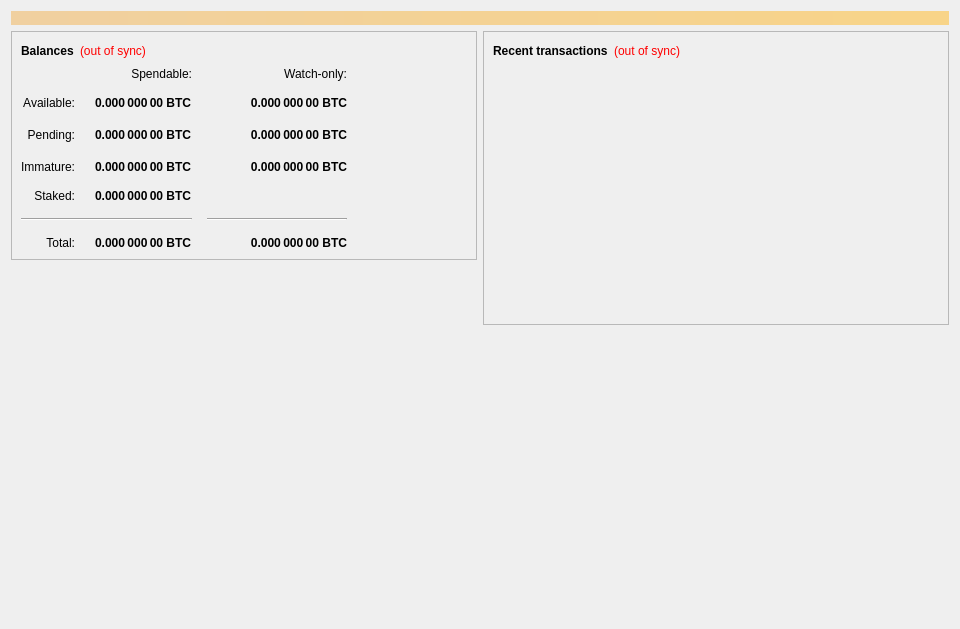
Kore-Core/KORE, file src/qt/forms/overviewpage.ui: the form before one commit.
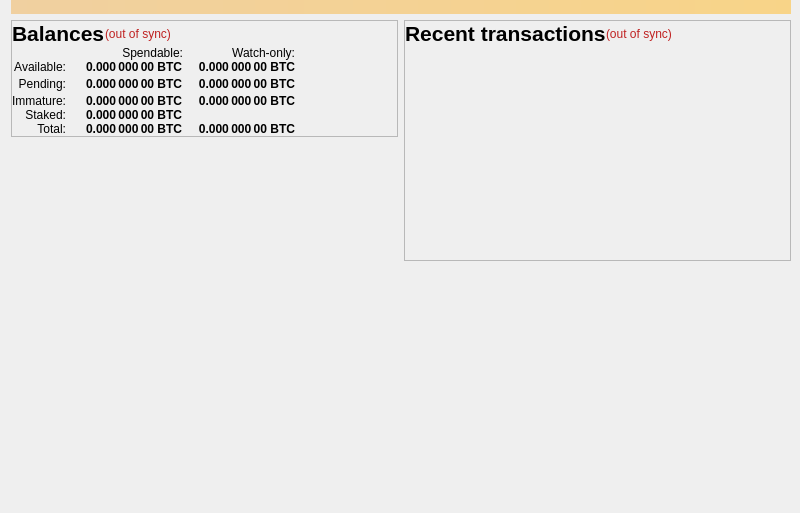
The form after the commit.

```diff
--- a/src/qt/forms/overviewpage.ui
+++ b/src/qt/forms/overviewpage.ui
@@ -6,13 +6,13 @@
    <rect>
     <x>0</x>
     <y>0</y>
-    <width>960</width>
-    <height>629</height>
+    <width>800</width>
+    <height>513</height>
    </rect>
   </property>
   <property name="minimumSize">
    <size>
-    <width>960</width>
+    <width>800</width>
     <height>0</height>
    </size>
   </property>
@@ -20,6 +20,12 @@
    <string>Form</string>
   </property>
   <layout class="QVBoxLayout" name="topLayout">
+   <property name="topMargin">
+    <number>0</number>
+   </property>
+   <property name="rightMargin">
+    <number>9</number>
+   </property>
    <item>
     <widget class="QLabel" name="labelAlerts">
      <property name="visible">
@@ -49,12 +55,29 @@
           <enum>QFrame::Raised</enum>
          </property>
          <layout class="QVBoxLayout" name="verticalLayout_4">
+          <property name="spacing">
+           <number>0</number>
+          </property>
+          <property name="leftMargin">
+           <number>0</number>
+          </property>
+          <property name="topMargin">
+           <number>0</number>
+          </property>
+          <property name="rightMargin">
+           <number>0</number>
+          </property>
+          <property name="bottomMargin">
+           <number>0</number>
+          </property>
           <item>
            <layout class="QHBoxLayout" name="horizontalLayout_4">
             <item>
              <widget class="QLabel" name="label_5">
               <property name="font">
                <font>
+                <family>Ubuntu</family>
+                <pointsize>16</pointsize>
                 <weight>75</weight>
                 <bold>true</bold>
                </font>
@@ -73,7 +96,7 @@
                <string>The displayed information may be out of date. Your wallet automatically synchronizes with the KORE network after a connection is established, but this process has not completed yet.</string>
               </property>
               <property name="styleSheet">
-               <string notr="true">QLabel { color: red; }</string>
+               <string notr="true">QLabel { color: rgba(189,22,22,0.95); }</string>
               </property>
               <property name="text">
                <string notr="true">(out of sync)</string>
@@ -103,9 +126,110 @@
             <property name="sizeConstraint">
              <enum>QLayout::SetDefaultConstraint</enum>
             </property>
-            <property name="spacing">
+            <property name="horizontalSpacing">
              <number>15</number>
             </property>
+            <property name="verticalSpacing">
+             <number>0</number>
+            </property>
+            <item row="2" column="2">
+             <widget class="QLabel" name="labelWatchPending">
+              <property name="font">
+               <font>
+                <weight>75</weight>
+                <bold>true</bold>
+               </font>
+              </property>
+              <property name="cursor">
+               <cursorShape>IBeamCursor</cursorShape>
+              </property>
+              <property name="toolTip">
+               <string>Unconfirmed transactions to watch-only addresses</string>
+              </property>
+              <property name="text">
+               <string notr="true">0.000 000 00 BTC</string>
+              </property>
+              <property name="alignment">
+               <set>Qt::AlignRight|Qt::AlignTrailing|Qt::AlignVCenter</set>
+              </property>
+              <property name="textInteractionFlags">
+               <set>Qt::LinksAccessibleByMouse|Qt::TextSelectableByKeyboard|Qt::TextSelectableByMouse</set>
+              </property>
+             </widget>
+            </item>
+            <item row="3" column="0">
+             <widget class="QLabel" name="labelImmatureText">
+              <property name="text">
+               <string>Immature:</string>
+              </property>
+              <property name="alignment">
+               <set>Qt::AlignRight|Qt::AlignTrailing|Qt::AlignVCenter</set>
+              </property>
+             </widget>
+            </item>
+            <item row="6" column="0">
+             <widget class="QLabel" name="labelTotalText">
+              <property name="text">
+               <string>Total:</string>
+              </property>
+              <property name="alignment">
+               <set>Qt::AlignRight|Qt::AlignTrailing|Qt::AlignVCenter</set>
+              </property>
+             </widget>
+            </item>
+            <item row="2" column="1" alignment="Qt::AlignRight">
+             <widget class="QLabel" name="labelUnconfirmed">
+              <property name="font">
+               <font>
+                <weight>75</weight>
+                <bold>true</bold>
+               </font>
+              </property>
+              <property name="cursor">
+               <cursorShape>IBeamCursor</cursorShape>
+              </property>
+              <property name="toolTip">
+               <string>Total of transactions that have yet to be confirmed, and do not yet count toward the spendable balance</string>
+              </property>
+              <property name="text">
+               <string notr="true">0.000 000 00 BTC</string>
+              </property>
+              <property name="alignment">
+               <set>Qt::AlignLeading|Qt::AlignLeft|Qt::AlignVCenter</set>
+              </property>
+              <property name="indent">
+               <number>5</number>
+              </property>
+              <property name="textInteractionFlags">
+               <set>Qt::LinksAccessibleByMouse|Qt::TextSelectableByKeyboard|Qt::TextSelectableByMouse</set>
+              </property>
+             </widget>
+            </item>
+            <item row="6" column="2">
+             <widget class="QLabel" name="labelWatchTotal">
+              <property name="font">
+               <font>
+                <weight>75</weight>
+                <bold>true</bold>
+               </font>
+              </property>
+              <property name="cursor">
+               <cursorShape>IBeamCursor</cursorShape>
+              </property>
+              <property name="toolTip">
+               <string>Current total balance in watch-only addresses</string>
+              </property>
+              <property name="text">
+               <string notr="true">0.000 000 00 BTC</string>
+              </property>
+              <property name="alignment">
+               <set>Qt::AlignRight|Qt::AlignTrailing|Qt::AlignVCenter</set>
+              </property>
+              <property name="textInteractionFlags">
+               <set>Qt::LinksAccessibleByMouse|Qt::TextSelectableByKeyboard|Qt::TextSelectableByMouse</set>
+              </property>
+             </widget>
+            </item>
             <item row="0" column="1">
              <widget class="QLabel" name="labelSpendable">
               <property name="text">
@@ -116,16 +240,6 @@
               </property>
              </widget>
             </item>
-            <item row="4" column="0">
-             <widget class="QLabel" name="labelStakedText">
-              <property name="text">
-               <string>Staked:</string>
-              </property>
-              <property name="alignment">
-               <set>Qt::AlignRight|Qt::AlignTrailing|Qt::AlignVCenter</set>
-              </property>
-             </widget>
-            </item>
             <item row="0" column="2">
              <widget class="QLabel" name="labelWatchonly">
               <property name="text">
@@ -136,17 +250,17 @@
               </property>
              </widget>
             </item>
-            <item row="1" column="0">
-             <widget class="QLabel" name="labelBalanceText">
+            <item row="4" column="0">
+             <widget class="QLabel" name="labelStakedText">
               <property name="text">
-               <string>Available:</string>
+               <string>Staked:</string>
               </property>
               <property name="alignment">
                <set>Qt::AlignRight|Qt::AlignTrailing|Qt::AlignVCenter</set>
               </property>
              </widget>
             </item>
-            <item row="1" column="1">
+            <item row="1" column="1" alignment="Qt::AlignRight">
              <widget class="QLabel" name="labelBalance">
               <property name="font">
                <font>
@@ -174,8 +288,8 @@
               </property>
              </widget>
             </item>
-            <item row="1" column="2">
-             <widget class="QLabel" name="labelWatchAvailable">
+            <item row="4" column="1" alignment="Qt::AlignRight">
+             <widget class="QLabel" name="labelStaked">
               <property name="font">
                <font>
                 <weight>75</weight>
@@ -186,13 +300,16 @@
                <cursorShape>IBeamCursor</cursorShape>
               </property>
               <property name="toolTip">
-               <string>Your current balance in watch-only addresses</string>
+               <string>Staked rewards that has not yet matured</string>
               </property>
               <property name="text">
                <string notr="true">0.000 000 00 BTC</string>
               </property>
               <property name="alignment">
-               <set>Qt::AlignRight|Qt::AlignTrailing|Qt::AlignVCenter</set>
+               <set>Qt::AlignLeading|Qt::AlignLeft|Qt::AlignVCenter</set>
+              </property>
+              <property name="indent">
+               <number>5</number>
               </property>
               <property name="textInteractionFlags">
                <set>Qt::LinksAccessibleByMouse|Qt::TextSelectableByKeyboard|Qt::TextSelectableByMouse</set>
@@ -209,8 +326,8 @@
               </property>
              </widget>
             </item>
-            <item row="2" column="1">
-             <widget class="QLabel" name="labelUnconfirmed">
+            <item row="1" column="2">
+             <widget class="QLabel" name="labelWatchAvailable">
               <property name="font">
                <font>
                 <weight>75</weight>
@@ -221,40 +338,12 @@
                <cursorShape>IBeamCursor</cursorShape>
               </property>
               <property name="toolTip">
-               <string>Total of transactions that have yet to be confirmed, and do not yet count toward the spendable balance</string>
+               <string>Your current balance in watch-only addresses</string>
               </property>
               <property name="text">
                <string notr="true">0.000 000 00 BTC</string>
               </property>
               <property name="alignment">
-               <set>Qt::AlignLeading|Qt::AlignLeft|Qt::AlignVCenter</set>
-              </property>
-              <property name="indent">
-               <number>5</number>
-              </property>
-              <property name="textInteractionFlags">
-               <set>Qt::LinksAccessibleByMouse|Qt::TextSelectableByKeyboard|Qt::TextSelectableByMouse</set>
-              </property>
-             </widget>
-            </item>
-            <item row="2" column="2">
-             <widget class="QLabel" name="labelWatchPending">
-              <property name="font">
-               <font>
-                <weight>75</weight>
-                <bold>true</bold>
-               </font>
-              </property>
-              <property name="cursor">
-               <cursorShape>IBeamCursor</cursorShape>
-              </property>
-              <property name="toolTip">
-               <string>Unconfirmed transactions to watch-only addresses</string>
-              </property>
-              <property name="text">
-               <string notr="true">0.000 000 00 BTC</string>
-              </property>
-              <property name="alignment">
                <set>Qt::AlignRight|Qt::AlignTrailing|Qt::AlignVCenter</set>
               </property>
               <property name="textInteractionFlags">
@@ -262,31 +351,18 @@
               </property>
              </widget>
             </item>
-            <item row="2" column="3">
-             <spacer name="horizontalSpacer_2">
-              <property name="orientation">
-               <enum>Qt::Horizontal</enum>
-              </property>
-              <property name="sizeHint" stdset="0">
-               <size>
-                <width>40</width>
-                <height>20</height>
-               </size>
-              </property>
-             </spacer>
-            </item>
-            <item row="3" column="0">
-             <widget class="QLabel" name="labelImmatureText">
+            <item row="1" column="0">
+             <widget class="QLabel" name="labelBalanceText">
               <property name="text">
-               <string>Immature:</string>
+               <string>Available:</string>
               </property>
               <property name="alignment">
                <set>Qt::AlignRight|Qt::AlignTrailing|Qt::AlignVCenter</set>
               </property>
              </widget>
             </item>
-            <item row="3" column="1">
-             <widget class="QLabel" name="labelImmature">
+            <item row="6" column="1" alignment="Qt::AlignRight">
+             <widget class="QLabel" name="labelTotal">
               <property name="font">
                <font>
                 <weight>75</weight>
@@ -297,7 +373,7 @@
                <cursorShape>IBeamCursor</cursorShape>
               </property>
               <property name="toolTip">
-               <string>Staked rewards that has not yet matured</string>
+               <string>Your current total balance</string>
               </property>
               <property name="text">
                <string notr="true">0.000 000 00 BTC</string>
@@ -338,103 +414,8 @@
               </property>
              </widget>
             </item>
-            <item row="6" column="0" colspan="2">
-             <widget class="Line" name="lineSpendableBalance">
-              <property name="minimumSize">
-               <size>
-                <width>0</width>
-                <height>0</height>
-               </size>
-              </property>
-              <property name="orientation">
-               <enum>Qt::Horizontal</enum>
-              </property>
-             </widget>
-            </item>
-            <item row="6" column="2">
-             <widget class="Line" name="lineWatchBalance">
-              <property name="sizePolicy">
-               <sizepolicy hsizetype="Preferred" vsizetype="Fixed">
-                <horstretch>0</horstretch>
-                <verstretch>0</verstretch>
-               </sizepolicy>
-              </property>
-              <property name="minimumSize">
-               <size>
-                <width>140</width>
-                <height>0</height>
-               </size>
-              </property>
-              <property name="orientation">
-               <enum>Qt::Horizontal</enum>
-              </property>
-             </widget>
-            </item>
-            <item row="7" column="0">
-             <widget class="QLabel" name="labelTotalText">
-              <property name="text">
-               <string>Total:</string>
-              </property>
-              <property name="alignment">
-               <set>Qt::AlignRight|Qt::AlignTrailing|Qt::AlignVCenter</set>
-              </property>
-             </widget>
-            </item>
-            <item row="7" column="1">
-             <widget class="QLabel" name="labelTotal">
-              <property name="font">
-               <font>
-                <weight>75</weight>
-                <bold>true</bold>
-               </font>
-              </property>
-              <property name="cursor">
-               <cursorShape>IBeamCursor</cursorShape>
-              </property>
-              <property name="toolTip">
-               <string>Your current total balance</string>
-              </property>
-              <property name="text">
-               <string notr="true">0.000 000 00 BTC</string>
-              </property>
-              <property name="alignment">
-               <set>Qt::AlignLeading|Qt::AlignLeft|Qt::AlignVCenter</set>
-              </property>
-              <property name="indent">
-               <number>5</number>
-              </property>
-              <property name="textInteractionFlags">
-               <set>Qt::LinksAccessibleByMouse|Qt::TextSelectableByKeyboard|Qt::TextSelectableByMouse</set>
-              </property>
-             </widget>
-            </item>
-            <item row="7" column="2">
-             <widget class="QLabel" name="labelWatchTotal">
-              <property name="font">
-               <font>
-                <weight>75</weight>
-                <bold>true</bold>
-               </font>
-              </property>
-              <property name="cursor">
-               <cursorShape>IBeamCursor</cursorShape>
-              </property>
-              <property name="toolTip">
-               <string>Current total balance in watch-only addresses</string>
-              </property>
-              <property name="text">
-               <string notr="true">0.000 000 00 BTC</string>
-              </property>
-              <property name="alignment">
-               <set>Qt::AlignRight|Qt::AlignTrailing|Qt::AlignVCenter</set>
-              </property>
-              <property name="textInteractionFlags">
-               <set>Qt::LinksAccessibleByMouse|Qt::TextSelectableByKeyboard|Qt::TextSelectableByMouse</set>
-              </property>
-             </widget>
-            </item>
-            <item row="4" column="1">
-             <widget class="QLabel" name="labelStaked">
+            <item row="3" column="1" alignment="Qt::AlignRight">
+             <widget class="QLabel" name="labelImmature">
               <property name="font">
                <font>
                 <weight>75</weight>
@@ -461,6 +442,19 @@
               </property>
              </widget>
             </item>
+            <item row="2" column="3">
+             <spacer name="horizontalSpacer_2">
+              <property name="orientation">
+               <enum>Qt::Horizontal</enum>
+              </property>
+              <property name="sizeHint" stdset="0">
+               <size>
+                <width>40</width>
+                <height>20</height>
+               </size>
+              </property>
+             </spacer>
+            </item>
            </layout>
           </item>
          </layout>
@@ -495,12 +489,29 @@
           <enum>QFrame::Raised</enum>
          </property>
          <layout class="QVBoxLayout" name="verticalLayout">
+          <property name="spacing">
+           <number>0</number>
+          </property>
+          <property name="leftMargin">
+           <number>0</number>
+          </property>
+          <property name="topMargin">
+           <number>0</number>
+          </property>
+          <property name="rightMargin">
+           <number>0</number>
+          </property>
+          <property name="bottomMargin">
+           <number>0</number>
+          </property>
           <item>
            <layout class="QHBoxLayout" name="horizontalLayout_2">
             <item>
              <widget class="QLabel" name="label_4">
               <property name="font">
                <font>
+                <family>Ubuntu</family>
+                <pointsize>16</pointsize>
                 <weight>75</weight>
                 <bold>true</bold>
                </font>
@@ -519,13 +530,13 @@
                <string>The displayed information may be out of date. Your wallet automatically synchronizes with the KORE network after a connection is established, but this process has not completed yet.</string>
               </property>
               <property name="styleSheet">
-               <string notr="true">QLabel { color: red; }</string>
+               <string notr="true">QLabel { color: rgba(189,22,22,0.95); }</string>
               </property>
               <property name="text">
                <string notr="true">(out of sync)</string>
               </property>
               <property name="alignment">
-               <set>Qt::AlignRight|Qt::AlignTrailing|Qt::AlignVCenter</set>
+               <set>Qt::AlignLeading|Qt::AlignLeft|Qt::AlignVCenter</set>
               </property>
              </widget>
             </item>
@@ -558,6 +569,9 @@
             <property name="horizontalScrollBarPolicy">
              <enum>Qt::ScrollBarAlwaysOff</enum>
             </property>
+            <property name="autoScroll">
+             <bool>false</bool>
+            </property>
             <property name="selectionMode">
              <enum>QAbstractItemView::NoSelection</enum>
             </property>
```
